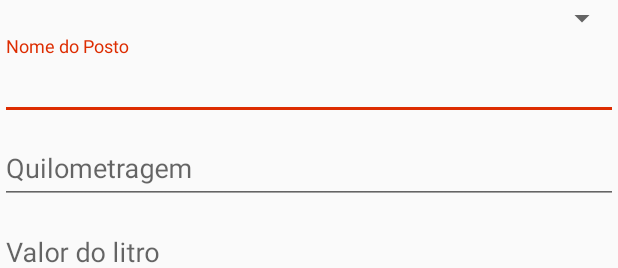
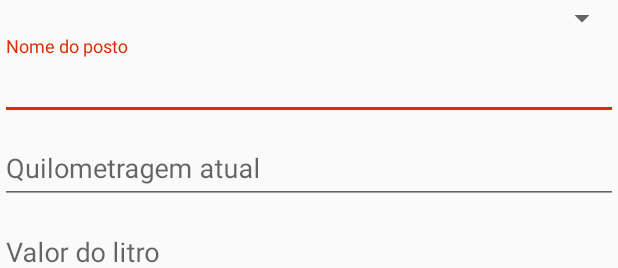
Before and after one commit to deyviddalbem/AbastecimentosApp, an Android app: the layout activity_abastecimento.xml on its own in the app's theme, with its tools: preview values and no code run, on a phone screen of 412 x 824 dp. Shown: the top 268 px of the screen. Run offline under Robolectric (Android 15) with nearby library versions, the phone set to English and light mode, and no system bars.

Commit message:
substituição das propriedades .text por @string

```diff
--- a/AbastecimentosV2/app/src/main/res/layout/activity_abastecimento.xml
+++ b/AbastecimentosV2/app/src/main/res/layout/activity_abastecimento.xml
@@ -18,17 +18,19 @@
     <android.support.design.widget.TextInputLayout
         android:layout_width="match_parent"
         android:layout_height="wrap_content"
-        android:hint="Nome do Posto">
+        android:hint="@string/nome_posto">
+
         <android.support.design.widget.TextInputEditText
             android:id="@+id/abastecimentoNomePosto"
             android:layout_width="match_parent"
-            android:layout_height="wrap_content"/>
+            android:layout_height="wrap_content"
+            android:inputType="textCapWords" />
     </android.support.design.widget.TextInputLayout>
 
     <android.support.design.widget.TextInputLayout
         android:layout_width="match_parent"
         android:layout_height="wrap_content"
-        android:hint="Quilometragem">
+        android:hint="@string/quilometragem">
         <android.support.design.widget.TextInputEditText
             android:id="@+id/abastecimentoQuilometragem"
             android:layout_width="match_parent"
@@ -39,7 +41,7 @@
     <android.support.design.widget.TextInputLayout
         android:layout_width="match_parent"
         android:layout_height="wrap_content"
-        android:hint="Valor do litro">
+        android:hint="@string/valor_litro">
         <android.support.design.widget.TextInputEditText
             android:id="@+id/abastecimentoValorLitro"
             android:layout_width="match_parent"
@@ -50,7 +52,7 @@
     <android.support.design.widget.TextInputLayout
         android:layout_width="match_parent"
         android:layout_height="wrap_content"
-        android:hint="Quantidade de litros">
+        android:hint="@string/quantidade_litros">
         <android.support.design.widget.TextInputEditText
             android:id="@+id/abastecimentoQuantLitros"
             android:layout_width="match_parent"
@@ -61,7 +63,7 @@
     <android.support.design.widget.TextInputLayout
         android:layout_width="match_parent"
         android:layout_height="wrap_content"
-        android:hint="Total">
+        android:hint="@string/total">
         <android.support.design.widget.TextInputEditText
             android:id="@+id/abastecimentoTotal"
             android:layout_width="match_parent"
@@ -73,19 +75,20 @@
     <android.support.design.widget.TextInputLayout
         android:layout_width="match_parent"
         android:layout_height="wrap_content"
-        android:hint="Data">
+        android:hint="@string/data">
+
         <android.support.design.widget.TextInputEditText
             android:id="@+id/abastecimentoData"
             android:layout_width="match_parent"
             android:layout_height="wrap_content"
-            android:inputType="date"
-            android:maxLength="10"/>
+            android:inputType="date|datetime"
+            android:maxLength="10" />
     </android.support.design.widget.TextInputLayout>
 
     <Button
         android:id="@+id/abastecimentoBtnSalvar"
         android:layout_width="match_parent"
         android:layout_height="wrap_content"
-        android:text="SALVAR"/>
+        android:text="@string/btn_salvar_txt"/>
 
 </LinearLayout>
--- a/AbastecimentosV2/app/src/main/res/layout/activity_combustivel.xml
+++ b/AbastecimentosV2/app/src/main/res/layout/activity_combustivel.xml
@@ -9,18 +9,19 @@
     <android.support.design.widget.TextInputLayout
         android:layout_width="match_parent"
         android:layout_height="wrap_content"
-        android:hint="Tipo de combustível">
+        android:hint="@string/tipo_combustivel">
+
         <android.support.design.widget.TextInputEditText
             android:id="@+id/combustivelActivityTipo"
             android:layout_width="match_parent"
             android:layout_height="wrap_content"
-            />
+            android:inputType="textCapWords" />
     </android.support.design.widget.TextInputLayout>
 
     <Button
         android:id="@+id/combustivelActivityBtnSalvar"
         android:layout_width="match_parent"
         android:layout_height="wrap_content"
-        android:text="SALVAR"/>
+        android:text="@string/btn_salvar_txt"/>
 
 </LinearLayout>
--- a/AbastecimentosV2/app/src/main/res/values/strings.xml
+++ b/AbastecimentosV2/app/src/main/res/values/strings.xml
@@ -1,3 +1,11 @@
 <resources>
     <string name="app_name">Abastecimentos</string>
+    <string name="tipo_combustivel">Tipo de combustível</string>
+    <string name="nome_posto">Nome do posto</string>
+    <string name="quilometragem">Quilometragem atual</string>
+    <string name="valor_litro">Valor do litro</string>
+    <string name="quantidade_litros">Quantidade de litros</string>
+    <string name="total">Total</string>
+    <string name="data">Data</string>
+    <string name="btn_salvar_txt">SALVAR</string>
 </resources>
```
